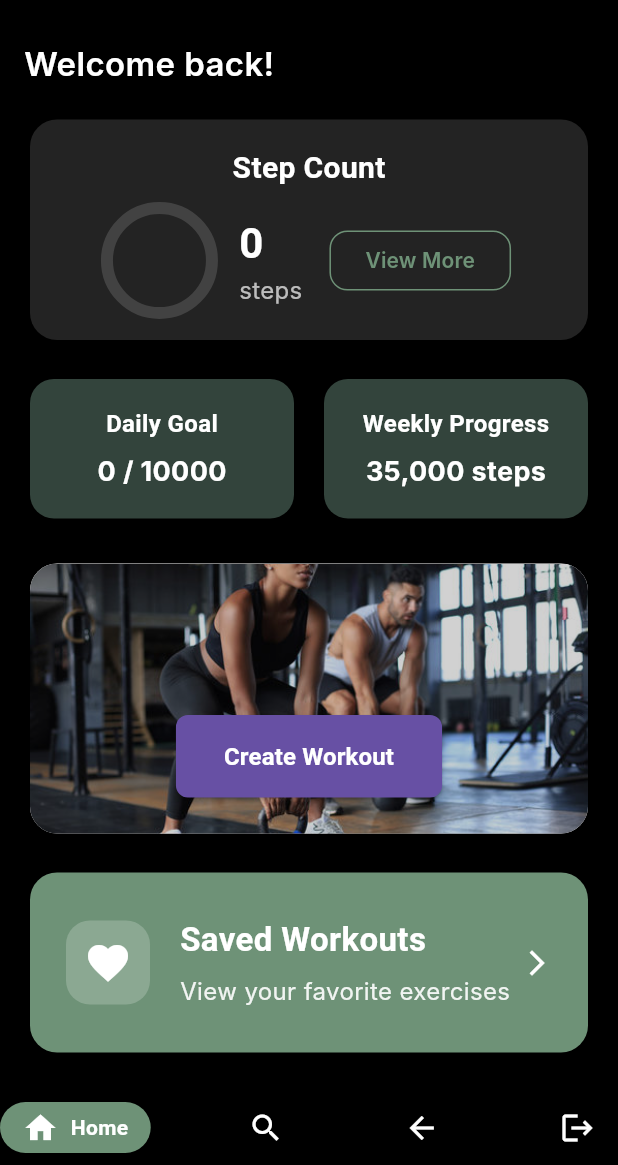
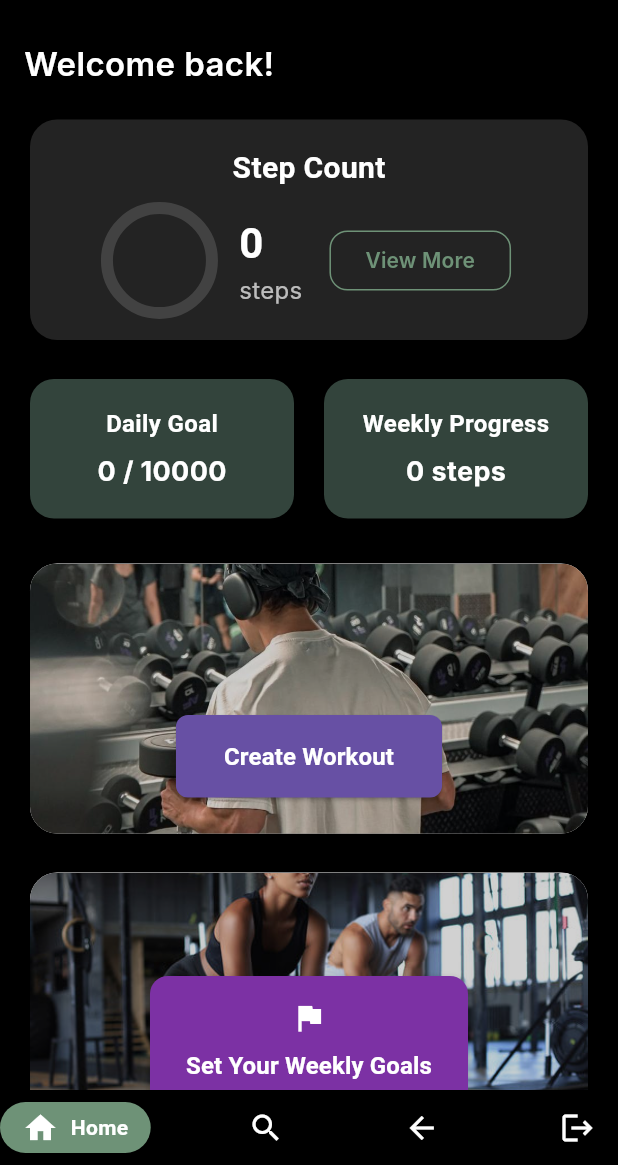
Before and after one commit to mrzaazhar/ThatsFitNew, a Flutter app: the HomePage screen opened directly, on a phone screen of 412 x 824 dp, the part 71-1236 px from its top. Run offline on Flutter 3.47's test engine with Material 3 defaults, Android fonts, the phone set to English and light mode, and no system bars; drawn by our look-alikes of google_nav_bar; our stand-ins replace cloud_firestore, firebase_auth, firebase_core, flutter_local_notifications, permission_handler, timezone and 1 more; missing offline and left inert: firebase_core_platform_interface, health; accounts and stored records are empty; Roboto replaces fonts that are missing (Inter, Poppins).

Commit message:
homepage improvement

```diff
--- a/lib/homepage.dart
+++ b/lib/homepage.dart
@@ -433,14 +433,37 @@ class _HomePageState extends State<HomePage> {
                                       ),
                                     ),
                                     SizedBox(height: 8),
-                                    Text(
-                                      '35,000 steps',
+                                    StreamBuilder<
+                                        QuerySnapshot<Map<String, dynamic>>>(
+                                      stream: user != null
+                                          ? FirebaseFirestore.instance
+                                              .collection('users')
+                                              .doc(user.uid)
+                                              .collection('profile')
+                                              .limit(1)
+                                              .snapshots()
+                                          : const Stream.empty(),
+                                      builder: (context, snapshot) {
+                                        int weeklySteps = 0;
+
+                                        if (snapshot.hasData &&
+                                            snapshot.data!.docs.isNotEmpty) {
+                                          final profileData =
+                                              snapshot.data!.docs[0].data();
+                                          weeklySteps =
+                                              profileData['weeklySteps'] ?? 0;
+                                        }
+
+                                        return Text(
+                                          '${weeklySteps.toString()} steps',
                                           style: TextStyle(
                                             fontSize: 18,
                                             fontWeight: FontWeight.bold,
                                             color: Colors.white,
                                             fontFamily: 'Inter',
                                           ),
+                                        );
+                                      },
                                     ),
                                   ],
                                 ),
@@ -466,7 +489,7 @@ class _HomePageState extends State<HomePage> {
                           decoration: BoxDecoration(
                             borderRadius: BorderRadius.circular(18),
                             image: DecorationImage(
-                              image: AssetImage('assets/JPG/workout_image.jpg'),
+                              image: AssetImage('assets/JPG/Gym.jpg'),
                               fit: BoxFit.cover,
                               colorFilter: ColorFilter.mode(
                                 Colors.black.withOpacity(0.18),
@@ -494,9 +517,85 @@ class _HomePageState extends State<HomePage> {
                         ),
                       ),
                       SizedBox(height: 18),
+                      // Set Weekly Goals Card
+                      Card(
+                        color: Colors.white,
+                        elevation: 7,
+                        shape: RoundedRectangleBorder(
+                          borderRadius: BorderRadius.circular(18),
+                        ),
+                        child: Container(
+                          width: double.infinity,
+                          constraints: BoxConstraints(
+                            maxWidth: 500,
+                            minHeight: 180,
+                          ),
+                          decoration: BoxDecoration(
+                            borderRadius: BorderRadius.circular(18),
+                            image: DecorationImage(
+                              image: AssetImage('assets/JPG/workout_image.jpg'),
+                              fit: BoxFit.cover,
+                              colorFilter: ColorFilter.mode(
+                                Colors.black.withOpacity(0.18),
+                                BlendMode.darken,
+                              ),
+                            ),
+                          ),
+                          child: Container(
+                            padding: EdgeInsets.all(24),
+                            alignment: Alignment.bottomCenter,
+                            child: ElevatedButton(
+                              onPressed: () {
+                                // TODO: Navigate to weekly goals page
+                                // Navigator.push(
+                                //   context,
+                                //   MaterialPageRoute(
+                                //     builder: (context) => WeeklyGoalsPage(),
+                                //   ),
+                                // );
+                              },
+                              style: ElevatedButton.styleFrom(
+                                backgroundColor:
+                                    Color.fromARGB(255, 124, 49, 164),
+                                foregroundColor: Colors.white,
+                                padding: EdgeInsets.symmetric(
+                                  horizontal: 24,
+                                  vertical: 16,
+                                ),
+                                shape: RoundedRectangleBorder(
+                                  borderRadius: BorderRadius.circular(12),
+                                ),
+                                elevation: 4,
+                              ),
+                              child: Column(
+                                mainAxisSize: MainAxisSize.min,
+                                children: [
+                                  Icon(
+                                    Icons.flag,
+                                    size: 24,
+                                    color: Colors.white,
+                                  ),
+                                  SizedBox(height: 8),
+                                  Text(
+                                    'Set Your Weekly Goals',
+                                    style: TextStyle(
+                                      fontSize: 16,
+                                      fontWeight: FontWeight.bold,
+                                      fontFamily: 'Poppins',
+                                      color: Colors.white,
+                                    ),
+                                    textAlign: TextAlign.center,
+                                  ),
+                                ],
+                              ),
+                            ),
+                          ),
+                        ),
+                      ),
+                      SizedBox(height: 18),
                       // Saved Workouts Card
                       Card(
-                        color: Color(0xFF6e9277),
+                        color: Color.fromARGB(133, 165, 72, 198),
                         elevation: 7,
                         shape: RoundedRectangleBorder(
                           borderRadius: BorderRadius.circular(18),
--- a/pubspec.yaml
+++ b/pubspec.yaml
@@ -75,6 +75,7 @@ flutter:
       - assets/PNG/background.png
       - assets/JPG/workout_image.jpg
       - assets/PNG/logo.png
+      - assets/JPG/Gym.jpg
 
   # An image asset can refer to one or more resolution-specific "variants", see
   # https://flutter.dev/to/resolution-aware-images
```
Also changed, not shown: assets/JPG/Gym.jpg (added). Lines whose indentation alone changed are shown as unchanged.
